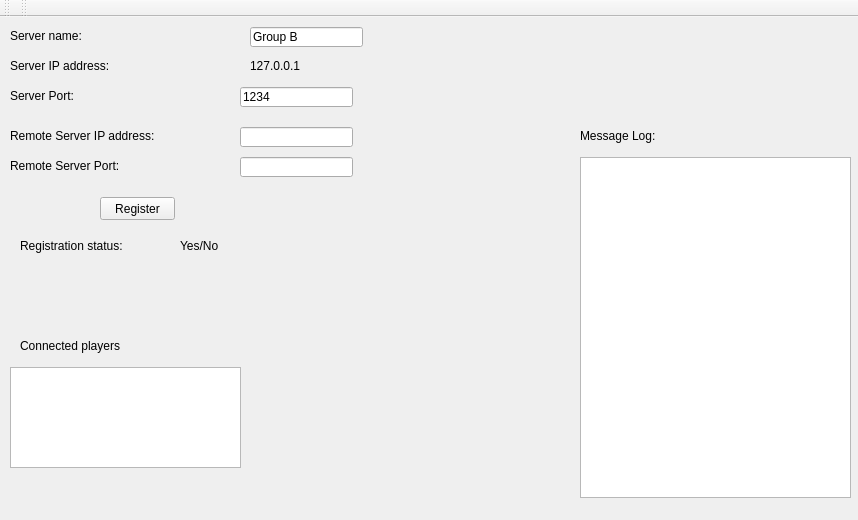
First picture: the form in gmwindow.ui, repository Jaco-Marais/EPE, before the edit.
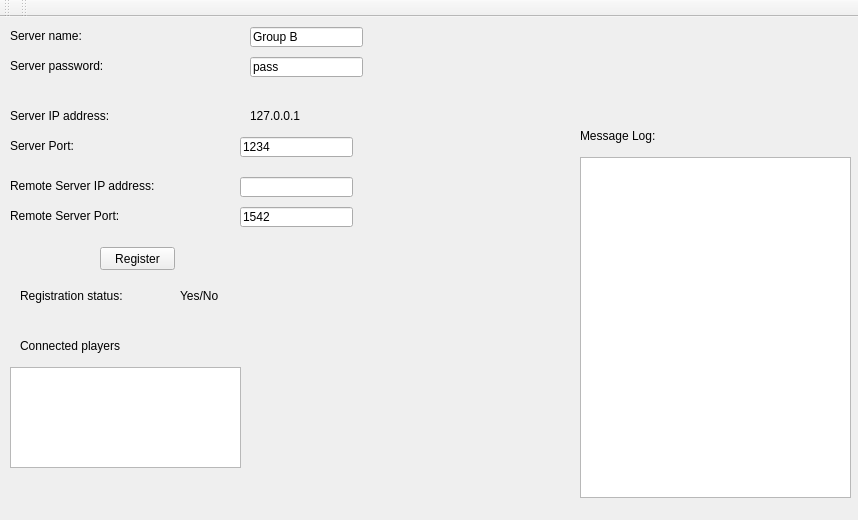
Second picture: the form after the edit.

Patch:
```diff
--- a/gmwindow.ui
+++ b/gmwindow.ui
@@ -54,7 +54,7 @@
     <property name="geometry">
      <rect>
       <x>10</x>
-      <y>110</y>
+      <y>160</y>
       <width>181</width>
       <height>17</height>
      </rect>
@@ -67,7 +67,7 @@
     <property name="geometry">
      <rect>
       <x>10</x>
-      <y>140</y>
+      <y>190</y>
       <width>171</width>
       <height>17</height>
      </rect>
@@ -116,17 +116,20 @@
     <property name="geometry">
      <rect>
       <x>240</x>
-      <y>140</y>
+      <y>190</y>
       <width>113</width>
       <height>20</height>
      </rect>
     </property>
+    <property name="text">
+     <string>1542</string>
+    </property>
    </widget>
    <widget class="QLabel" name="label_7">
     <property name="geometry">
      <rect>
       <x>10</x>
-      <y>40</y>
+      <y>90</y>
       <width>131</width>
       <height>17</height>
      </rect>
@@ -139,7 +142,7 @@
     <property name="geometry">
      <rect>
       <x>250</x>
-      <y>40</y>
+      <y>90</y>
       <width>131</width>
       <height>17</height>
      </rect>
@@ -152,7 +155,7 @@
     <property name="geometry">
      <rect>
       <x>10</x>
-      <y>70</y>
+      <y>120</y>
       <width>101</width>
       <height>17</height>
      </rect>
@@ -165,7 +168,7 @@
     <property name="geometry">
      <rect>
       <x>100</x>
-      <y>180</y>
+      <y>230</y>
       <width>75</width>
       <height>23</height>
      </rect>
@@ -178,7 +181,7 @@
     <property name="geometry">
      <rect>
       <x>20</x>
-      <y>220</y>
+      <y>270</y>
       <width>141</width>
       <height>17</height>
      </rect>
@@ -191,7 +194,7 @@
     <property name="geometry">
      <rect>
       <x>180</x>
-      <y>220</y>
+      <y>270</y>
       <width>101</width>
       <height>17</height>
      </rect>
@@ -204,7 +207,7 @@
     <property name="geometry">
      <rect>
       <x>240</x>
-      <y>70</y>
+      <y>120</y>
       <width>113</width>
       <height>20</height>
      </rect>
@@ -217,7 +220,7 @@
     <property name="geometry">
      <rect>
       <x>240</x>
-      <y>110</y>
+      <y>160</y>
       <width>113</width>
       <height>20</height>
      </rect>
@@ -226,24 +229,32 @@
      <string/>
     </property>
    </widget>
-   <zorder>listPlayers</zorder>
-   <zorder>label</zorder>
-   <zorder>label_2</zorder>
-   <zorder>label_4</zorder>
-   <zorder>label_6</zorder>
-   <zorder>listStatus</zorder>
-   <zorder>label_8</zorder>
-   <zorder>serverName</zorder>
-   <zorder>remoteServerIP</zorder>
-   <zorder>remoteServerPort</zorder>
-   <zorder>label_7</zorder>
-   <zorder>serverIP</zorder>
-   <zorder>label_10</zorder>
-   <zorder>regButton</zorder>
-   <zorder>label_11</zorder>
-   <zorder>regStatus</zorder>
-   <zorder>serverPort</zorder>
-   <zorder>remoteServerIP</zorder>
+   <widget class="QLabel" name="label_3">
+    <property name="geometry">
+     <rect>
+      <x>10</x>
+      <y>40</y>
+      <width>141</width>
+      <height>17</height>
+     </rect>
+    </property>
+    <property name="text">
+     <string>Server password: </string>
+    </property>
+   </widget>
+   <widget class="QLineEdit" name="serverPassword">
+    <property name="geometry">
+     <rect>
+      <x>250</x>
+      <y>40</y>
+      <width>113</width>
+      <height>20</height>
+     </rect>
+    </property>
+    <property name="text">
+     <string>pass</string>
+    </property>
+   </widget>
   </widget>
   <widget class="QToolBar" name="mainToolBar">
    <attribute name="toolBarArea">
```
